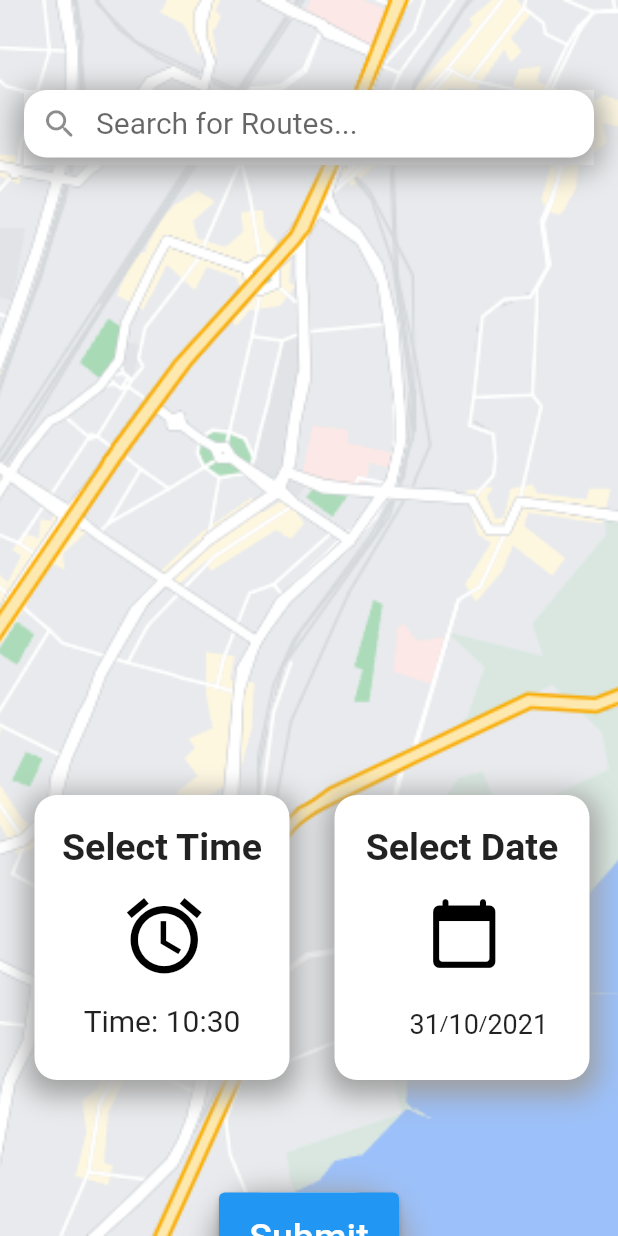
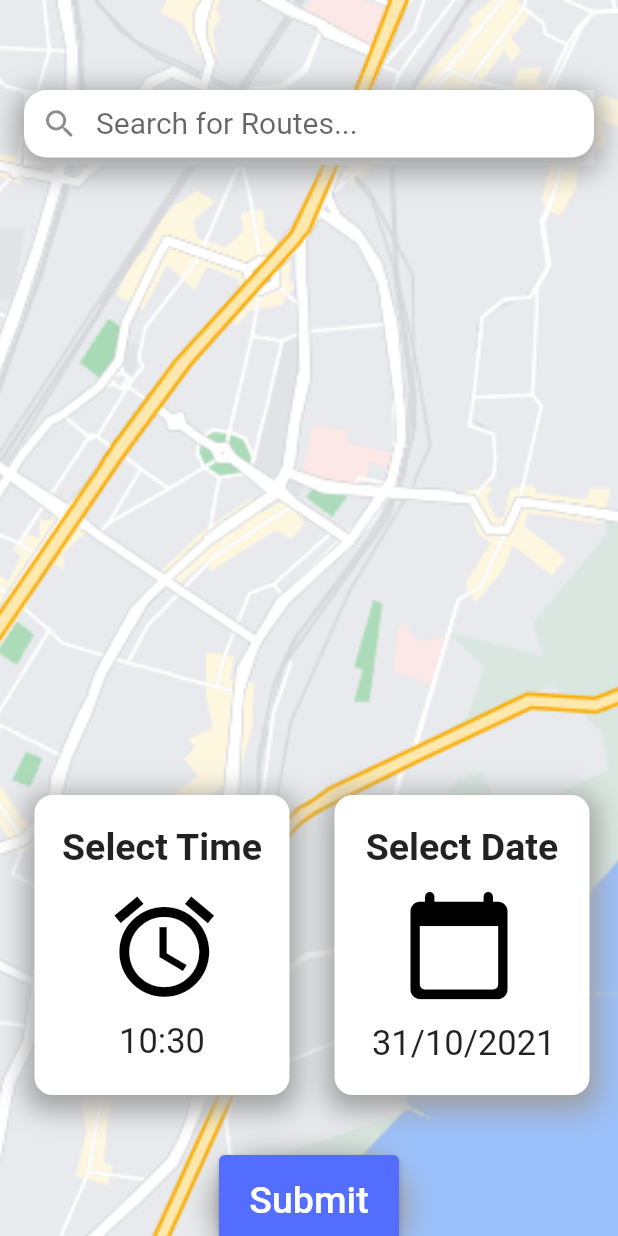
Before and after one commit to VedantBandre/Traffic-Flow-Predictor-App, a Flutter app: the screen it shows after launch, on a phone screen of 412 x 824 dp. Run offline on Flutter 3.47's test engine with Material 2 defaults, Android fonts, the phone set to English and light mode, and no system bars; drawn by our look-alikes of flutter_typeahead; our stand-ins replace flip_card, lottie.

```diff
--- a/lib/main.dart
+++ b/lib/main.dart
@@ -8,10 +8,6 @@ import 'package:trafficprediction2/pages/result.dart';
 
 
 void main(){
-  SystemChrome.setSystemUIOverlayStyle(SystemUiOverlayStyle
-      .light//status bar theme
-    // ()
-  );
   runApp(MyApp());
 }
 class MyApp extends StatelessWidget {
@@ -25,7 +21,6 @@ class MyApp extends StatelessWidget {
           primarySwatch: Colors.blue
       ),
       home:SplashScreen1(),
-
       routes:   {//page changes
         '/a':(context)=>Home(),
         // '/b':(context)=>SplashScreen2(),
--- a/lib/pages/home.dart
+++ b/lib/pages/home.dart
@@ -1,5 +1,6 @@
 import 'package:flutter/cupertino.dart';
 import 'package:flutter/material.dart';
+import 'package:flutter/services.dart';
 import 'package:flutter_typeahead/flutter_typeahead.dart';
 import 'package:intl/intl.dart';
 import 'package:http/http.dart' as http;
@@ -26,6 +27,8 @@ class _HomeState extends State<Home> {
       meanSpeed = "", meanTime = "", label = "", hour = "", day = "", finalUrl = "";
   late String urlTime = "",  urlDate = "";
   late String urlStreet = "";
+
+  late String dispTime = "";
 
   Map mapResponse = <String, String>{};
 
@@ -72,6 +75,15 @@ class _HomeState extends State<Home> {
     "Tilak Rd and Firdausi Rd",
     "Tilak Rd/Tilak Bridge/Tilak Flyover",
   ];
+
+  displayTime(dispTime){
+    if(int.parse(dispTime) < 10) {
+      return "0" + "$dispTime";
+    }
+    else {
+      return dispTime;
+    }
+  }
 
 
   Future<void> fetchdata() async{
@@ -128,7 +140,12 @@ class _HomeState extends State<Home> {
     super.initState();
     setState(() {});
     time = TimeOfDay.now();
-
+    // if((time.toString() > "6:00") & (time.toString() < "18:00")) {
+    //   SystemChrome.setSystemUIOverlayStyle(SystemUiOverlayStyle.light);
+    // }
+    // else
+    //   SystemChrome.setSystemUIOverlayStyle(SystemUiOverlayStyle.dark);
+    print(time);
   }
 
   Future<Null> selectTime (BuildContext context)async{
@@ -232,7 +249,7 @@ class _HomeState extends State<Home> {
                       children: [
                         Center(
                           child: Container(//time selection block
-                            height: 190,
+                            height: 200,
                             width: 170,
                             margin: EdgeInsets.only(right:15,left: 23, top: 420),
                             decoration: BoxDecoration(
@@ -245,7 +262,7 @@ class _HomeState extends State<Home> {
                                       offset: Offset(0 , 5)//change
                                   ),
                                 ],
-                                borderRadius: BorderRadius.all(Radius.circular(15))
+                                borderRadius: BorderRadius.all(Radius.circular(12))
                             ),
                             //crossAxisAlignment: CrossAxisAlignment.end,
                             child: Column(
@@ -260,25 +277,31 @@ class _HomeState extends State<Home> {
                                       ),
                                     )
                                 ),
-                                Container(//icon
-                                  padding: EdgeInsets.only(right: 25,top: 7),
+                                Center(
+                                  child: Container(//icon
+                                    padding: EdgeInsets.fromLTRB(0, 4, 45, 0),
+                                    child: Center(
                                       child: IconButton(onPressed: () {
                                         selectTime(context);
                                         urlTime = '${time.hour}:${time.minute}';
                                         print(urlTime);
                                         },
-                                    icon: Icon(Icons.alarm , color: Colors.black,size: 60,),
+                                        icon: Icon(Icons.alarm , color: Colors.black,size: 80),
+                                      ),
+                                    ),
                                   ),
                                 ),//icon
-                                Container(//line 2
-                                    padding: EdgeInsets.only(top: 35),
+                                Center(
+                                  child: Container(//line 2
+                                      padding: EdgeInsets.only(top: 50),
                                       child:
                                       Text(
-                                      'Time: ${time.hour}:${time.minute}',
+                                        displayTime(time.hour.toString()) + ":" + displayTime(time.minute.toString()),
                                         style: TextStyle(
-                                          fontSize: 20
+                                            fontSize: 23
                                         ),
                                       )
+                                  ),
                                 ),
                               ],//children end
                             ),//searchbar1content ends
@@ -286,9 +309,9 @@ class _HomeState extends State<Home> {
                         ),
                         Center(//date selection block
                           child: Container(
-                            height: 190,
+                            height: 200,
                             width: 170,
-                            margin: EdgeInsets.only(right:15,left: 15, top: 420),
+                            margin: EdgeInsets.only(right:15, left: 15, top: 420),
                             decoration: BoxDecoration(
                                 color: Colors.white,//change
                                 boxShadow: [
@@ -299,7 +322,7 @@ class _HomeState extends State<Home> {
                                       offset: Offset(0 , 5)//change
                                   ),
                                 ],
-                                borderRadius: BorderRadius.all(Radius.circular(15))
+                                borderRadius: BorderRadius.all(Radius.circular(12))
                             ),
                             child: Column(
                               children: [
@@ -313,9 +336,8 @@ class _HomeState extends State<Home> {
                                       ),
                                     )
                                 ),
-
                                 Container(//icon
-                                  padding: EdgeInsets.only(right: 15,top:10),
+                                  padding: EdgeInsets.only(right: 50, top: 4),
                                   child: IconButton(onPressed: () {
                                     selectTimePicker(context);
                                     print(date);
@@ -326,32 +348,38 @@ class _HomeState extends State<Home> {
                                     },
                                     icon: Icon(Icons.calendar_today_rounded ,
                                       color: Colors.black,
-                                      size: 50,),
+                                      size: 78),
                                   ),
                                 ),//icon
                                 Container(//line 2
-                                    padding: EdgeInsets.only(left: 50, top:35),
+                                    padding: EdgeInsets.only(left: 25, top: 51),
                                     child:
                                     Row(
                                       children: [
                                         Text(
                                           date.day.toString(),
                                           style: TextStyle(
-                                              fontSize: 18
+                                              fontSize: 23
                                           ),
                                         ),
-                                        Text('/'),
+                                        Text('/', style: TextStyle(
+                                            fontSize: 23
+                                        ),
+                                        ),
                                         Text(
                                           date.month.toString(),
                                           style: TextStyle(
-                                              fontSize: 18
+                                              fontSize: 23
                                           ),
                                         ),
-                                        Text('/'),
+                                        Text('/', style: TextStyle(
+                                            fontSize: 23
+                                        ),
+                                        ),
                                         Text(
                                           date.year.toString(),
                                           style: TextStyle(
-                                              fontSize: 18
+                                              fontSize: 23
                                           ),
                                         ),],
                                     )
@@ -380,14 +408,18 @@ class _HomeState extends State<Home> {
                       ),
                       height: 60,
                       width: 120,
-                      margin: EdgeInsets.only(right:15,left: 15, top: 75),
+                      margin: EdgeInsets.only(right:15,left: 15, top: 40),
                       child: ElevatedButton(
+                        style: ButtonStyle(
+                          backgroundColor: MaterialStateProperty.all (Colors.indigoAccent),
+                        ),
                           onPressed: () async{
                             await fetchdata();
                             Navigator.push(context, MaterialPageRoute(builder: (context) =>
                             new Result(congestion: congestion, meandistance: meanDistance,
-                                meanspeed: meanSpeed, meantime: meanTime))
-                            );
+                                meanspeed: meanSpeed, meantime: meanTime
+                            )
+                            ));
                             print('$congestion, $meanDistance, $meanSpeed, $meanTime');
                             // _navigatetohome();
                           },
@@ -398,11 +430,9 @@ class _HomeState extends State<Home> {
                   ),
                 ),
               ],
-
             ),
           ),
         )
       );
-
   }
 }
--- a/lib/pages/result.dart
+++ b/lib/pages/result.dart
@@ -1,4 +1,5 @@
 import 'package:flip_card/flip_card.dart';
+import 'package:flutter/cupertino.dart';
 import 'package:flutter/material.dart';
 
 class Result extends StatefulWidget {
@@ -28,11 +29,14 @@ class _ResultState extends State<Result> {
 
     return Scaffold(
       appBar: AppBar(
-        backgroundColor: Color(0xFF62EED3),
+        centerTitle: true,
+        backgroundColor: Colors.indigoAccent,
         elevation: 20,
         leading: IconButton(onPressed: () {
           _navigatetohome();
-        }, icon: Icon(Icons.arrow_back_ios_new_rounded),),
+          },
+          icon: Icon(Icons.arrow_back_ios_new_rounded),
+        ),
         title: Text('Results'),
       ),
       body:
@@ -64,6 +68,9 @@ class _ResultState extends State<Result> {
                       elevation: 50,
                       shadowColor: Colors.grey,
                       borderOnForeground: false,
+                      shape: RoundedRectangleBorder(
+                        borderRadius: BorderRadius.circular(15)
+                      ),
                       color: Color(0xFF62EED3),
                       child: Center(
                           child: Text("Tap To See Results", style: TextStyle(
@@ -77,6 +84,9 @@ class _ResultState extends State<Result> {
                     color: Color(0xFF62EED3),
                     elevation: 50,
                     shadowColor: Colors.grey,
+                    shape: RoundedRectangleBorder(
+                      borderRadius: BorderRadius.circular(15)
+                    ),
                     child: Column(
                       children: [
                         SizedBox(
@@ -124,9 +134,7 @@ class _ResultState extends State<Result> {
                         ),
                       ],
                     ),
-
                   ),
-
                 ),
               ),
             )
```
Also changed, not shown: 1 other file. Lines whose indentation alone changed are shown as unchanged.
